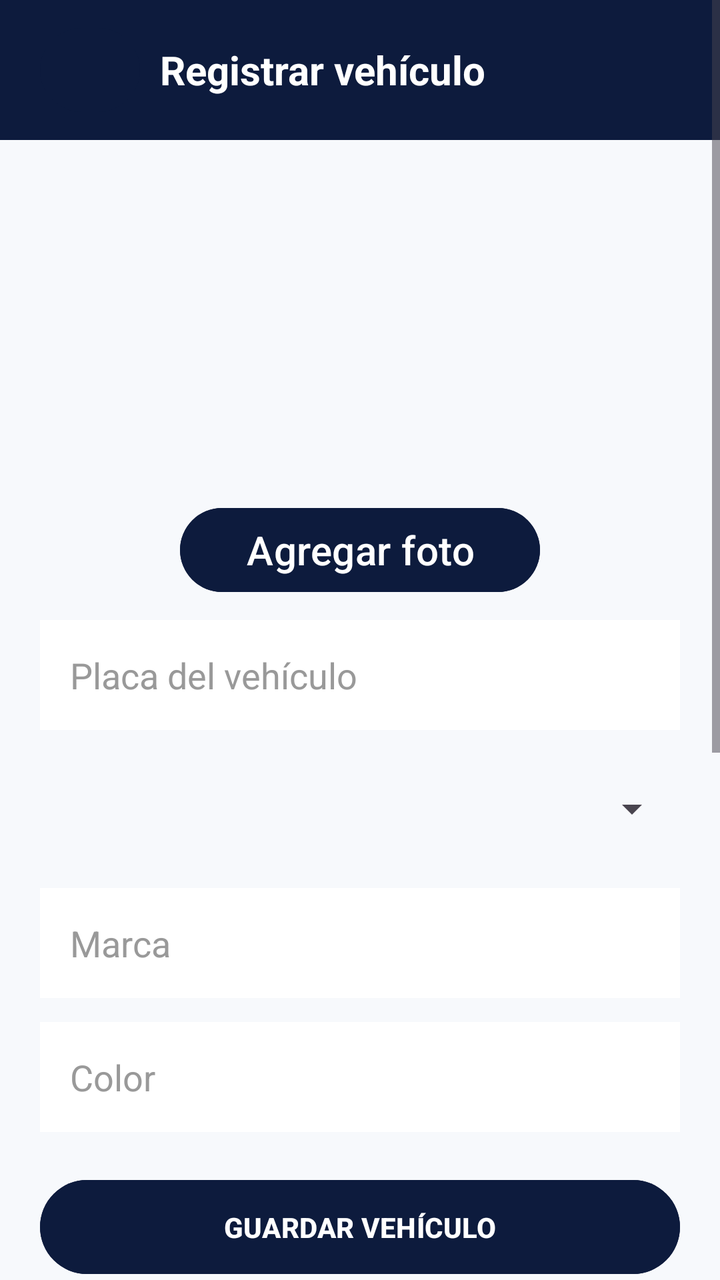
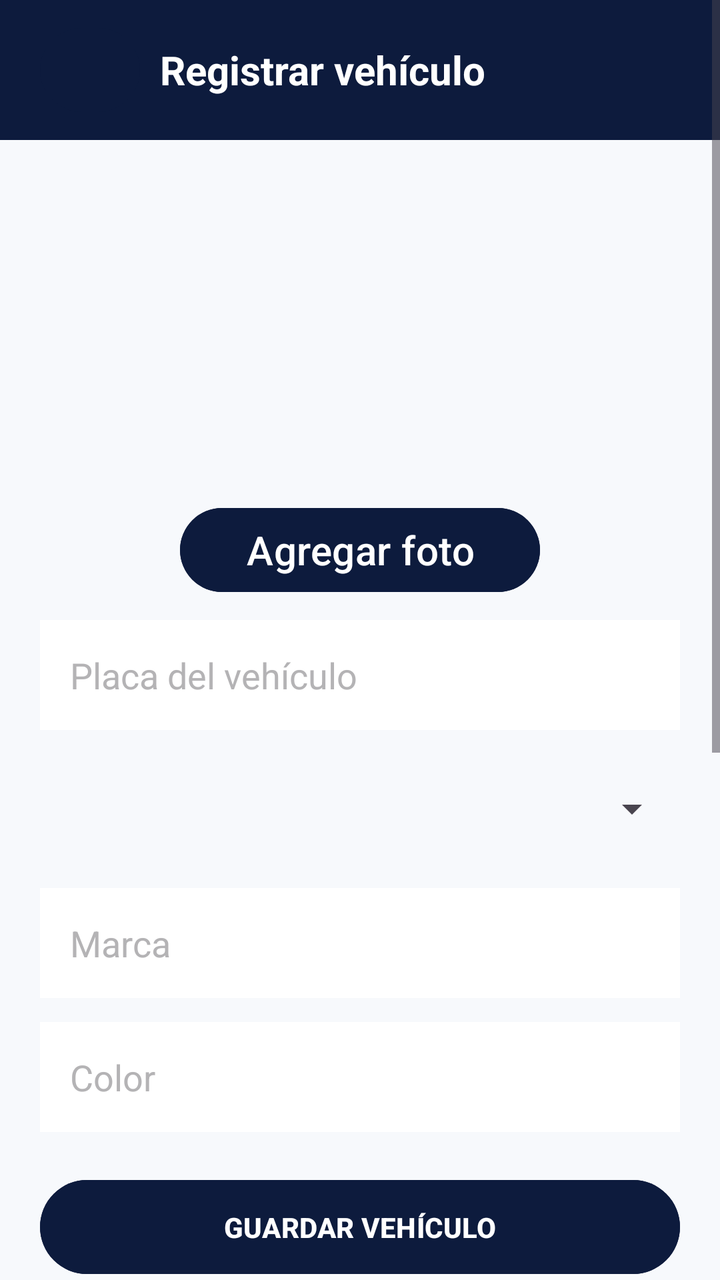

The first picture is an Android layout as it rendered before a commit; the second is the same layout after the commit. The layout source and the unified diff follow.
<!-- AndroidManifest.xml: application theme Theme.ParkControl -->
<!-- res/layout/registervehicleactivity.xml -->
<?xml version="1.0" encoding="utf-8"?>
<ScrollView xmlns:android="http://schemas.android.com/apk/res/android"
    android:layout_width="match_parent"
    android:layout_height="match_parent"
    android:background="#F7F9FC">

    <LinearLayout
        android:layout_width="match_parent"
        android:layout_height="wrap_content"
        android:orientation="vertical">

        

        <LinearLayout
            android:layout_width="match_parent"
            android:layout_height="70dp"
            android:background="#0D1B3D"
            android:gravity="center_vertical"
            android:orientation="horizontal"
            android:paddingStart="20dp"
            android:paddingEnd="20dp">

            <Button
                android:id="@+id/btnRegresar"
                android:layout_width="50dp"
                android:layout_height="50dp"
                android:backgroundTint="#0D1B3D"
                android:text="←"
                android:textColor="#FFFFFF"
                android:textSize="25sp" />

            <TextView
                android:layout_width="wrap_content"
                android:layout_height="wrap_content"
                android:layout_marginStart="10dp"
                android:text="Registrar vehículo"
                android:textColor="#FFFFFF"
                android:textSize="20sp"
                android:textStyle="bold" />

        </LinearLayout>

        <LinearLayout
            android:layout_width="match_parent"
            android:layout_height="180dp"
            android:gravity="center"
            android:orientation="vertical">

            <ImageView
                android:id="@+id/imgPlaca"
                android:layout_width="match_parent"
                android:layout_height="170dp"
                android:layout_margin="50dp"
                android:scaleType="centerCrop"
                android:visibility="gone" />

        </LinearLayout>
        

        <LinearLayout
            android:layout_width="match_parent"
            android:layout_height="50dp"
            android:gravity="center"
            android:orientation="vertical">

            <Button
                android:id="@+id/btnCamara"
                android:layout_width="180dp"
                android:layout_height="50dp"
                android:backgroundTint="#0D1B3D"
                android:textColor="@color/white"
                android:text="Agregar foto"
                android:textSize="20sp" />

        </LinearLayout>

        

        <EditText
            android:id="@+id/txtPlaca"
            android:layout_width="match_parent"
            android:layout_height="55dp"
            android:layout_marginStart="20dp"
            android:layout_marginTop="10dp"
            android:layout_marginEnd="20dp"
            android:background="#FFFFFF"
            android:textColorHint="#999999"
            android:textColor="@color/black"
            android:hint="Placa del vehículo"
            android:inputType="textCapCharacters"
            android:padding="15dp" />

        

        <Spinner
            android:id="@+id/spinnerTipo"
            android:layout_width="match_parent"
            android:layout_height="55dp"
            android:layout_marginStart="20dp"

            android:layout_marginTop="12dp"
            android:layout_marginEnd="20dp" />

        

        <EditText
            android:id="@+id/txtMarca"
            android:layout_width="match_parent"
            android:layout_height="55dp"
            android:layout_marginStart="20dp"
            android:layout_marginTop="12dp"
            android:layout_marginEnd="20dp"
            android:background="#FFFFFF"
            android:textColorHint="#999999"
            android:textColor="@color/black"
            android:hint="Marca"
            android:inputType="textCapSentences"
            android:padding="15dp" />

        

        <EditText
            android:id="@+id/txtColor"
            android:layout_width="match_parent"
            android:layout_height="55dp"
            android:layout_marginStart="20dp"
            android:layout_marginTop="12dp"
            android:layout_marginEnd="20dp"
            android:background="#FFFFFF"
            android:textColorHint="#999999"
            android:textColor="@color/black"
            android:hint="Color"
            android:inputType="textCapSentences"
            android:padding="15dp" />

        

        <Button
            android:id="@+id/btnGuardar"
            android:layout_width="match_parent"
            android:layout_height="55dp"
            android:layout_margin="20dp"
            android:backgroundTint="#0D1B3D"
            android:text="GUARDAR VEHÍCULO"
            android:textColor="#FFFFFF"
            android:textStyle="bold" />

        

        <TextView
            android:layout_width="match_parent"
            android:layout_height="wrap_content"
            android:layout_marginStart="20dp"
            android:layout_marginTop="10dp"
            android:layout_marginEnd="20dp"
            android:text="Vehículos Registrados"
            android:textColor="#0D1B3D"
            android:textSize="18sp"
            android:textStyle="bold" />

        <LinearLayout
            android:layout_width="match_parent"
            android:layout_height="wrap_content"
            android:layout_marginStart="20dp"
            android:layout_marginTop="10dp"
            android:layout_marginEnd="20dp"
            android:layout_marginBottom="15dp"
            android:orientation="vertical">

            
            <LinearLayout
                android:layout_width="match_parent"
                android:layout_height="wrap_content"
                android:background="#0D1B3D"
                android:orientation="horizontal"
                android:padding="10dp">

                <TextView
                    android:layout_width="0dp"
                    android:layout_height="wrap_content"
                    android:layout_weight="0.8"
                    android:text="ID"
                    android:textColor="#FFFFFF"
                    android:textSize="12sp"
                    android:textStyle="bold" />

                <TextView
                    android:layout_width="0dp"
                    android:layout_height="wrap_content"
                    android:layout_weight="1.2"
                    android:text="Placa"
                    android:textColor="#FFFFFF"
                    android:textSize="12sp"
                    android:textStyle="bold" />

                <TextView
                    android:layout_width="0dp"
                    android:layout_height="wrap_content"
                    android:layout_weight="1.2"
                    android:text="Tipo"
                    android:textColor="#FFFFFF"
                    android:textSize="12sp"
                    android:textStyle="bold" />

                <TextView
                    android:layout_width="0dp"
                    android:layout_height="wrap_content"
                    android:layout_weight="1.2"
                    android:text="Marca"
                    android:textColor="#FFFFFF"
                    android:textSize="12sp"
                    android:textStyle="bold" />

                <TextView
                    android:layout_width="0dp"
                    android:layout_height="wrap_content"
                    android:layout_weight="1"
                    android:text="Color"
                    android:textColor="#FFFFFF"
                    android:textSize="12sp"
                    android:textStyle="bold" />
            </LinearLayout>

            
            <androidx.recyclerview.widget.RecyclerView
                android:id="@+id/rvVehiculos"
                android:layout_width="match_parent"
                android:layout_height="200dp"
                android:background="#FFFFFF"
                android:nestedScrollingEnabled="false" />

        </LinearLayout>

        <ImageView
            android:id="@+id/imgParkControlLogo"
            android:layout_width="match_parent"
            android:layout_height="120dp"
            android:layout_marginBottom="12dp"
            android:contentDescription="Ilustración de parqueadero"
            android:scaleType="fitCenter"
            android:src="@drawable/parkcontrol" />

    </LinearLayout>

</ScrollView>
<!-- resources referenced by this layout -->
<resources>
  <color name="black">#000000</color>
  <color name="white">#FFFFFF</color>
  <!-- drawable parkcontrol: jpg bitmap (drawable, 93744 bytes) -->
  <style name="Theme.ParkControl" parent="Base.Theme.ParkControl" />
  <style name="Base.Theme.ParkControl" parent="Theme.Material3.DayNight.NoActionBar">
          
          
      </style>
</resources>

<!-- the commit's change to res/layout/registervehicleactivity.xml (unified diff, before → after) -->
@@ -14,7 +14,7 @@
         <LinearLayout
             android:layout_width="match_parent"
             android:layout_height="70dp"
-            android:background="#0D1B3D"
+            android:background="@color/primary_blue"
             android:gravity="center_vertical"
             android:orientation="horizontal"
             android:paddingStart="20dp"
@@ -24,9 +24,9 @@
                 android:id="@+id/btnRegresar"
                 android:layout_width="50dp"
                 android:layout_height="50dp"
-                android:backgroundTint="#0D1B3D"
+                android:backgroundTint="@color/primary_blue"
                 android:text="←"
-                android:textColor="#FFFFFF"
+                android:textColor="@color/white"
                 android:textSize="25sp" />
 
             <TextView
@@ -34,7 +34,7 @@
                 android:layout_height="wrap_content"
                 android:layout_marginStart="10dp"
                 android:text="Registrar vehículo"
-                android:textColor="#FFFFFF"
+                android:textColor="@color/white"
                 android:textSize="20sp"
                 android:textStyle="bold" />
 
@@ -67,7 +67,7 @@
                 android:id="@+id/btnCamara"
                 android:layout_width="180dp"
                 android:layout_height="50dp"
-                android:backgroundTint="#0D1B3D"
+                android:backgroundTint="@color/primary_blue"
                 android:textColor="@color/white"
                 android:text="Agregar foto"
                 android:textSize="20sp" />
@@ -83,8 +83,8 @@
             android:layout_marginStart="20dp"
             android:layout_marginTop="10dp"
             android:layout_marginEnd="20dp"
-            android:background="#FFFFFF"
-            android:textColorHint="#999999"
+            android:background="@color/white"
+            android:textColorHint="@color/clear_grey"
             android:textColor="@color/black"
             android:hint="Placa del vehículo"
             android:inputType="textCapCharacters"
@@ -97,7 +97,6 @@
             android:layout_width="match_parent"
             android:layout_height="55dp"
             android:layout_marginStart="20dp"
-
             android:layout_marginTop="12dp"
             android:layout_marginEnd="20dp" />
 
@@ -110,8 +109,8 @@
             android:layout_marginStart="20dp"
             android:layout_marginTop="12dp"
             android:layout_marginEnd="20dp"
-            android:background="#FFFFFF"
-            android:textColorHint="#999999"
+            android:background="@color/white"
+            android:textColorHint="@color/clear_grey"
             android:textColor="@color/black"
             android:hint="Marca"
             android:inputType="textCapSentences"
@@ -126,8 +125,8 @@
             android:layout_marginStart="20dp"
             android:layout_marginTop="12dp"
             android:layout_marginEnd="20dp"
-            android:background="#FFFFFF"
-            android:textColorHint="#999999"
+            android:background="@color/white"
+            android:textColorHint="@color/clear_grey"
             android:textColor="@color/black"
             android:hint="Color"
             android:inputType="textCapSentences"
@@ -140,9 +139,9 @@
             android:layout_width="match_parent"
             android:layout_height="55dp"
             android:layout_margin="20dp"
-            android:backgroundTint="#0D1B3D"
+            android:backgroundTint="@color/primary_blue"
             android:text="GUARDAR VEHÍCULO"
-            android:textColor="#FFFFFF"
+            android:textColor="@color/white"
             android:textStyle="bold" />
 
         
@@ -154,7 +153,7 @@
             android:layout_marginTop="10dp"
             android:layout_marginEnd="20dp"
             android:text="Vehículos Registrados"
-            android:textColor="#0D1B3D"
+            android:textColor="@color/primary_blue"
             android:textSize="18sp"
             android:textStyle="bold" />
 
@@ -171,7 +170,7 @@
             <LinearLayout
                 android:layout_width="match_parent"
                 android:layout_height="wrap_content"
-                android:background="#0D1B3D"
+                android:background="@color/primary_blue"
                 android:orientation="horizontal"
                 android:padding="10dp">
 
@@ -180,7 +179,7 @@
                     android:layout_height="wrap_content"
                     android:layout_weight="0.8"
                     android:text="ID"
-                    android:textColor="#FFFFFF"
+                    android:textColor="@color/white"
                     android:textSize="12sp"
                     android:textStyle="bold" />
 
@@ -189,7 +188,7 @@
                     android:layout_height="wrap_content"
                     android:layout_weight="1.2"
                     android:text="Placa"
-                    android:textColor="#FFFFFF"
+                    android:textColor="@color/white"
                     android:textSize="12sp"
                     android:textStyle="bold" />
 
@@ -198,7 +197,7 @@
                     android:layout_height="wrap_content"
                     android:layout_weight="1.2"
                     android:text="Tipo"
-                    android:textColor="#FFFFFF"
+                    android:textColor="@color/white"
                     android:textSize="12sp"
                     android:textStyle="bold" />
 
@@ -207,7 +206,7 @@
                     android:layout_height="wrap_content"
                     android:layout_weight="1.2"
                     android:text="Marca"
-                    android:textColor="#FFFFFF"
+                    android:textColor="@color/white"
                     android:textSize="12sp"
                     android:textStyle="bold" />
 
@@ -216,7 +215,7 @@
                     android:layout_height="wrap_content"
                     android:layout_weight="1"
                     android:text="Color"
-                    android:textColor="#FFFFFF"
+                    android:textColor="@color/white"
                     android:textSize="12sp"
                     android:textStyle="bold" />
             </LinearLayout>
@@ -226,7 +225,7 @@
                 android:id="@+id/rvVehiculos"
                 android:layout_width="match_parent"
                 android:layout_height="200dp"
-                android:background="#FFFFFF"
+                android:background="@color/white"
                 android:nestedScrollingEnabled="false" />
 
         </LinearLayout>
<!-- resource entries referenced after the edit -->
@@ -1,12 +1,15 @@
 <!-- resources referenced by this layout -->
 <resources>
   <color name="black">#000000</color>
+  <color name="clear_grey">#B4B3B5</color>
+  <color name="primary_blue">#0D1B3D</color>
   <color name="white">#FFFFFF</color>
   <!-- drawable parkcontrol: jpg bitmap (drawable, 93744 bytes) -->
   <style name="Theme.ParkControl" parent="Base.Theme.ParkControl" />
   <style name="Base.Theme.ParkControl" parent="Theme.Material3.DayNight.NoActionBar">
           
           
+          
       </style>
 </resources>
 
